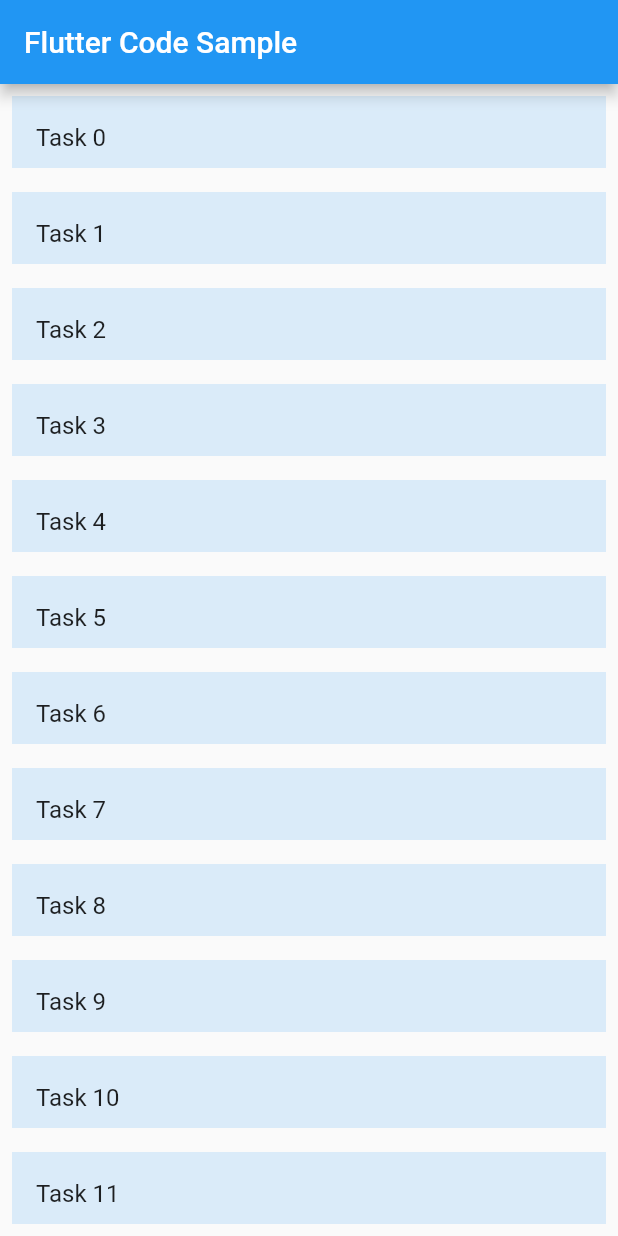
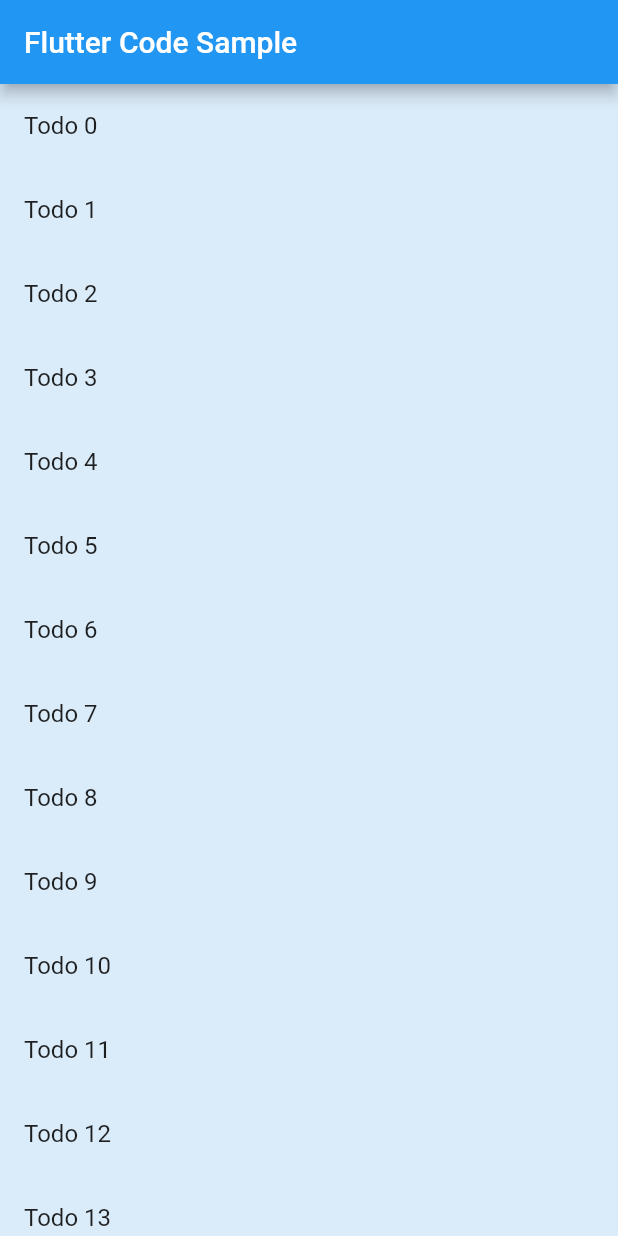
Before and after one commit to davidsomekh/keep, a Flutter app: the screen it shows after launch, on a phone screen of 412 x 824 dp. Run offline on Flutter 3.47's test engine with Material 2 defaults, Android fonts, the phone set to English and light mode, and no system bars.

Commit message:
padding and height

```diff
--- a/lib/main.dart
+++ b/lib/main.dart
@@ -32,7 +32,6 @@
   @override
   Widget build(BuildContext context) {
     final ColorScheme colorScheme = Theme.of(context).colorScheme;
-    final Color oddItemColor = colorScheme.primary.withOpacity(0.05);
     final Color evenItemColor = colorScheme.primary.withOpacity(0.15);
 
     return ReorderableListView(
@@ -45,15 +44,14 @@
               children: <Widget>[
                 Container(
                   width: MediaQuery.of(context).size.width,
-                  height: 64,
-                  padding: const EdgeInsets.all(8),
+                  padding: const EdgeInsets.all(0),
                   child: ReorderableDragStartListener(
                     index: index,
                     child: ListTile(
                         key: Key('$index'),
                         tileColor: evenItemColor,
-                        title: Text('Task ${_items[index]}'),
-                        onTap: () => print("ListTile")),
+                        title: Text('Todo ${_items[index]}'),
+                        onTap: () => debugPrint("ListTile")),
                   ),
                 )
               ],
@@ -61,7 +59,7 @@
           ),
       ],
       onReorder: (int oldIndex, int newIndex) {
-        print("starting");
+        debugPrint("reorder finished");
         setState(() {
           if (oldIndex < newIndex) {
             newIndex -= 1;
```
